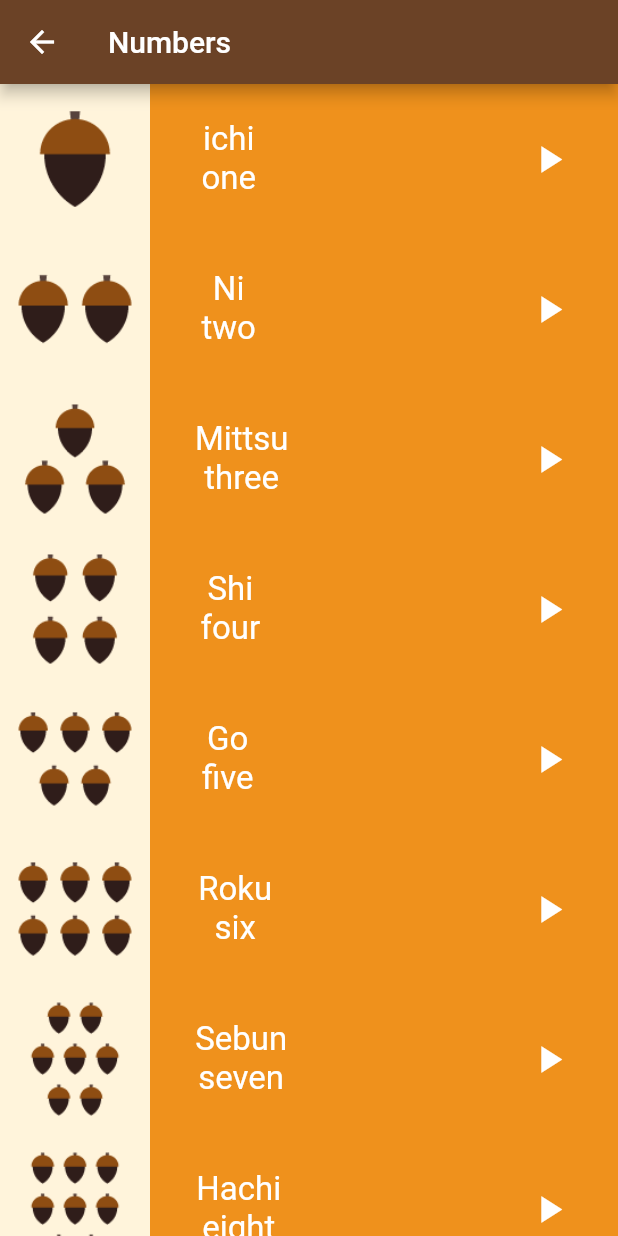
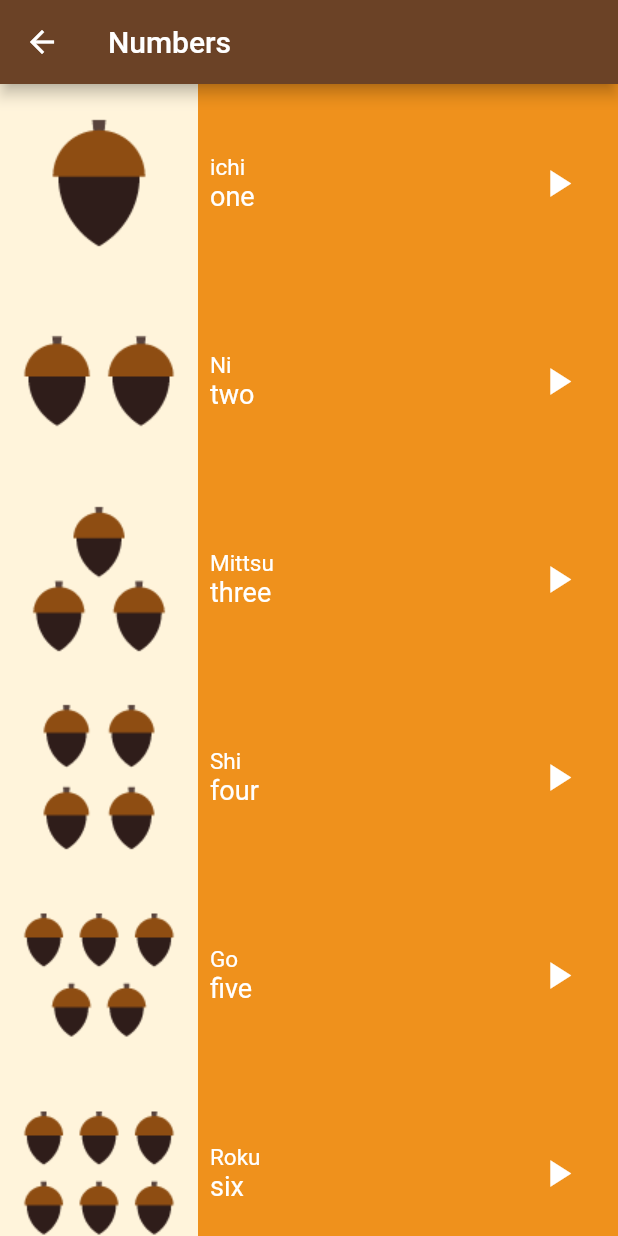
Before and after one commit to moRagabmo12/TokuApp, a Flutter app: the numbersPage screen opened directly, on a phone screen of 412 x 824 dp. Run offline on Flutter 3.47's test engine with Material 2 defaults, Android fonts, the phone set to English and light mode, and no system bars; our stand-ins replace audioplayers.

Commit message:
finish toku app

```diff
--- a/lib/components/item.dart
+++ /dev/null
@@ -1,59 +0,0 @@
-import 'package:flutter/material.dart';
-import 'package:toku_app/models/itemModel.dart';
-import 'package:audioplayers/audioplayers.dart';
-
-class categoryItem extends StatelessWidget {
-  categoryItem({required this.item});
-  ItemDataModel item;
-  @override
-  Widget build(BuildContext context) {
-    return Container(
-      height: 100,
-      color: item.itemColor,
-      child: Row(
-        children: [
-          Container(color: Color(0xffFFF4DB), child: Image.asset(item.image)),
-          Spacer(
-            flex: 1,
-          ),
-          Column(mainAxisAlignment: MainAxisAlignment.center, children: [
-            Text(
-              item.jpName,
-              style: TextStyle(
-                fontSize: 22,
-                color: Colors.white,
-              ),
-            ),
-            Text(
-              item.enName,
-              style: TextStyle(
-                fontSize: 22,
-                color: Colors.white,
-              ),
-            ),
-          ]),
-          Spacer(
-            flex: 5,
-          ),
-          Padding(
-            padding: const EdgeInsets.only(right: 22),
-            child: IconButton(
-              onPressed: () {
-                final player = AudioPlayer();
-
-                player.play(
-                  AssetSource(item.sound),
-                );
-              },
-              icon: Icon(
-                Icons.play_arrow,
-                size: 30,
-                color: Colors.white,
-              ),
-            ),
-          ),
-        ],
-      ),
-    );
-  }
-}
--- /dev/null
+++ b/lib/components/itemCategory.dart
@@ -0,0 +1,22 @@
+import 'package:flutter/material.dart';
+import 'package:toku_app/components/itemInfo.dart';
+import 'package:toku_app/models/itemModel.dart';
+import 'package:audioplayers/audioplayers.dart';
+
+class categoryItem extends StatelessWidget {
+  categoryItem({required this.item});
+  ItemDataModel item;
+  @override
+  Widget build(BuildContext context) {
+    return Row(
+      children: [
+        Container(color: Color(0xffFFF4DB), child: Image.asset(item.image!)),
+        Expanded(
+          child: itemInfo(
+            item: item,
+          ),
+        ),
+      ],
+    );
+  }
+}
--- /dev/null
+++ b/lib/components/itemInfo.dart
@@ -0,0 +1,62 @@
+import 'package:audioplayers/audioplayers.dart';
+import 'package:flutter/material.dart';
+import 'package:toku_app/models/itemModel.dart';
+
+class itemInfo extends StatelessWidget {
+  itemInfo({super.key, required this.item});
+  ItemDataModel item;
+  @override
+  Widget build(BuildContext context) {
+    return Container(
+      height: 132,
+      color: item.itemColor,
+      child: Row(
+        children: [
+          Padding(
+            padding: const EdgeInsets.all(8.0),
+            child: Column(
+              crossAxisAlignment: CrossAxisAlignment.start,
+              mainAxisAlignment: MainAxisAlignment.center,
+              children: [
+                Text(
+                  item.jpName,
+                  style: TextStyle(
+                    fontSize: 15,
+                    color: Colors.white,
+                  ),
+                ),
+                Text(
+                  item.enName,
+                  style: TextStyle(
+                    fontSize: 18,
+                    color: Colors.white,
+                  ),
+                ),
+              ],
+            ),
+          ),
+          Spacer(
+            flex: 5,
+          ),
+          Padding(
+            padding: const EdgeInsets.only(right: 16),
+            child: IconButton(
+              onPressed: () {
+                final player = AudioPlayer();
+
+                player.play(
+                  AssetSource(item.sound),
+                );
+              },
+              icon: Icon(
+                Icons.play_arrow,
+                size: 30,
+                color: Colors.white,
+              ),
+            ),
+          ),
+        ],
+      ),
+    );
+  }
+}
--- a/lib/models/itemModel.dart
+++ b/lib/models/itemModel.dart
@@ -2,13 +2,13 @@ import 'package:flutter/material.dart';
 
 class ItemDataModel {
   ItemDataModel({
-    required this.image,
+    this.image,
     required this.jpName,
     required this.enName,
     required this.sound,
     required this.itemColor,
   });
-  String image;
+  String? image;
   String enName;
   String jpName;
   String sound;
--- a/lib/screens/colorPage.dart
+++ b/lib/screens/colorPage.dart
@@ -1,5 +1,5 @@
 import 'package:flutter/material.dart';
-import 'package:toku_app/components/item.dart';
+import 'package:toku_app/components/itemCategory.dart';
 import 'package:toku_app/models/itemModel.dart';
 
 class colorPage extends StatelessWidget {
--- a/lib/screens/familyNumbersPage.dart
+++ b/lib/screens/familyNumbersPage.dart
@@ -1,5 +1,5 @@
 import 'package:flutter/material.dart';
-import 'package:toku_app/components/item.dart';
+import 'package:toku_app/components/itemCategory.dart';
 import 'package:toku_app/models/itemModel.dart';
 
 class familyNumberPage extends StatelessWidget {
--- a/lib/screens/homePage.dart
+++ b/lib/screens/homePage.dart
@@ -4,6 +4,7 @@ import 'package:toku_app/screens/familyNumbersPage.dart';
 
 import 'package:toku_app/screens/numbersPage.dart';
 import 'package:toku_app/screens/colorPage.dart';
+import 'package:toku_app/screens/phrases.dart';
 
 class homePage extends StatelessWidget {
   const homePage({super.key});
@@ -48,6 +49,11 @@ class homePage extends StatelessWidget {
           categoryColor: Color(0xff7D40A2),
         ),
         homePageItem(
+          onTap: () {
+            Navigator.push(xxxx, MaterialPageRoute(builder: (xxxx) {
+              return phrasesPage();
+            }));
+          },
           categoryName: 'Phrases',
           categoryColor: Color(0xff47A5CB),
         ),
--- a/lib/screens/numbersPage.dart
+++ b/lib/screens/numbersPage.dart
@@ -1,5 +1,5 @@
 import 'package:flutter/material.dart';
-import 'package:toku_app/components/item.dart';
+import 'package:toku_app/components/itemCategory.dart';
 import 'package:toku_app/models/itemModel.dart';
 
 class numbersPage extends StatelessWidget {
@@ -86,7 +86,7 @@ class numbersPage extends StatelessWidget {
       ),
       body: ListView.builder(
         itemCount: numbers.length,
-        itemBuilder: (xxxx, index) {
+        itemBuilder: (context, index) {
           return categoryItem(item: numbers[index]);
         },
       ),
```
Also changed, not shown: lib/screens/phrases.dart (added, +96 -0 lines).
